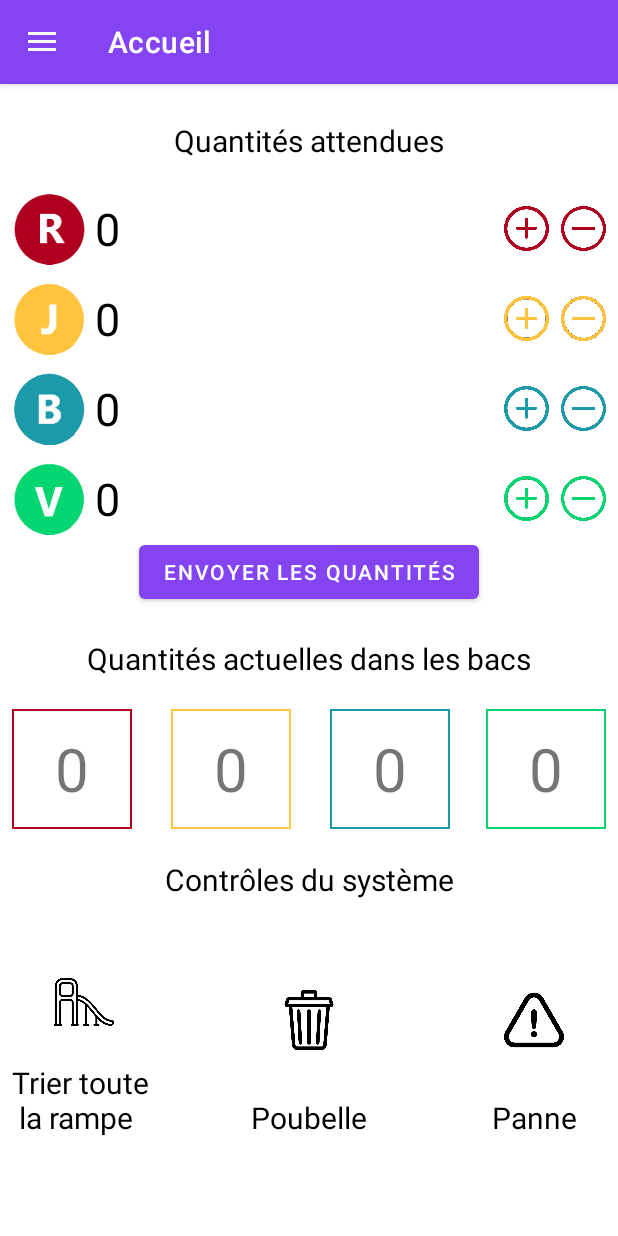
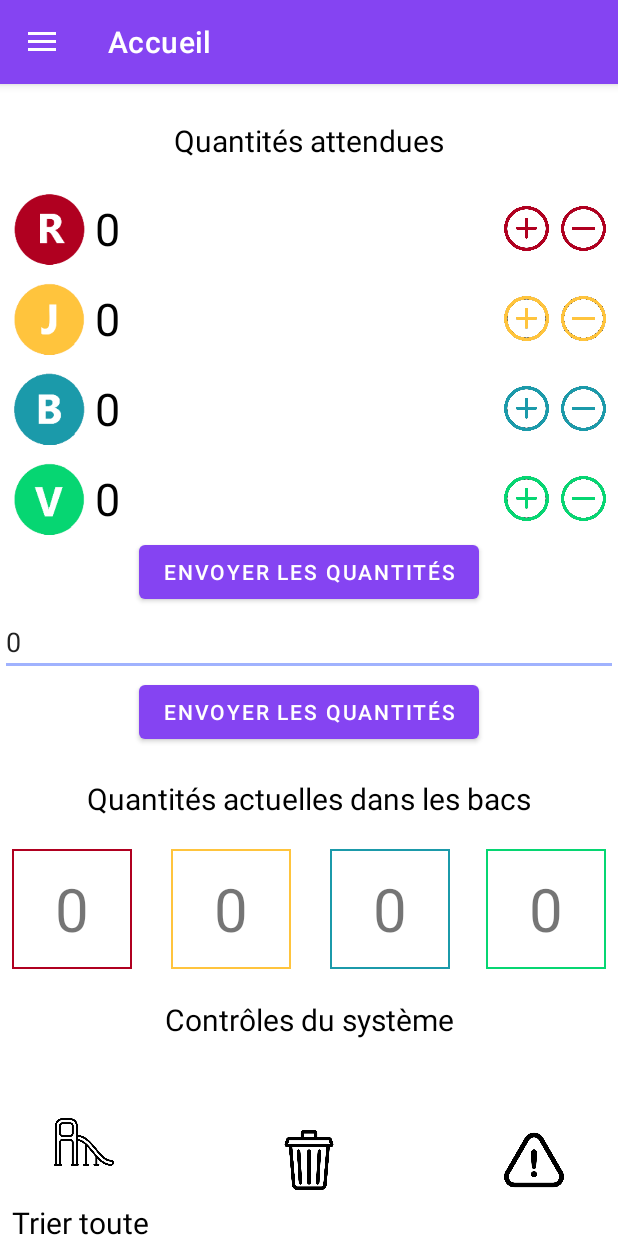
Before and after one commit to emerlaud/LejosSorterApp, an Android app: the screen it shows after launch (MainActivity), on a phone screen of 412 x 824 dp. Run offline under Robolectric (Android 15) with nearby library versions, the light colour scheme and no system bars; our stand-ins replace data binding, navigation-ui.

Commit message:
ajout sort X

```diff
--- a/app/src/main/java/fr/gems/lejos/ui/home/HomeViewModel.kt
+++ b/app/src/main/java/fr/gems/lejos/ui/home/HomeViewModel.kt
@@ -46,6 +46,10 @@ class HomeViewModel : ViewModel() {
     private val _quantityWaitGreen = MutableLiveData<Int>()
     val quantityWaitGreen : LiveData<Int>
         get() = _quantityWaitGreen
+
+    private val _quantity = MutableLiveData<Int>()
+    val quantity : LiveData<Int>
+        get() = _quantity
 
     //define the method to increase and decrease quantities wanted
     fun increaseRedWant() {
@@ -105,8 +109,17 @@ class HomeViewModel : ViewModel() {
                 color = "Yellow"
             }
         }
+        val msg = "{\"action\": \"sortXColoredBricks\", \"$number\": , \"color\": \"$color\"}"
+        wifiControl.sendMsg(msg)
+    }
 
-        val msg = "{\"action\": \"sortXColoredBricks\", \"$number\": , \"color\": \"$color\"}"
+    fun sendNbLego(){
+        var number = 0
+        if (quantity.value!!>0){
+            number = quantity.value!!
+        }
+
+        val msg = "{\"action\": \"sortXColoredBricks\", \"number\": \"$number\" }"
         wifiControl.sendMsg(msg)
     }
 
@@ -121,18 +134,7 @@ class HomeViewModel : ViewModel() {
     }
     init {
 
-        _quantityWaitRed.value = 0
-        _quantityWaitYellow.value = 0
-        _quantityWaitBlue.value = 0
-        _quantityWaitGreen.value = 0
-
-        _currentRed.value = 0
-        _currentYellow.value = 0
-        _currentBlue.value = 0
-        _currentGreen.value = 0
-    }
-
-    init {
+        _quantity.value = 0
 
         _quantityWaitRed.value = 0
         _quantityWaitYellow.value = 0
--- a/app/src/main/res/layout/fragment_home.xml
+++ b/app/src/main/res/layout/fragment_home.xml
@@ -281,6 +281,22 @@
                     android:onClick="@{()-> homeViewmodel.sendQuantity()}"
                     android:text="@string/sendQuantity" />
 
+                <EditText
+                    android:id="@+id/xToSort"
+                    android:text="@{@string/quantity_format(homeViewmodel.quantity)}"
+                    android:layout_width="match_parent"
+                    android:layout_height="wrap_content"
+                    android:hint ="@string/nbLego"
+                     />
+
+                <Button
+                    android:id="@+id/sortX"
+                    android:onClick="@{() -> homeViewmodel.sendNbLego()}"
+                    android:layout_gravity="center"
+                    android:layout_width="wrap_content"
+                    android:layout_height="wrap_content"
+                    android:text="@string/sendQuantity" />
+
                 <TextView
                     android:id="@+id/text_current_quantity"
                     android:layout_width="match_parent"
--- a/app/src/main/res/values/strings.xml
+++ b/app/src/main/res/values/strings.xml
@@ -33,6 +33,7 @@
 
     <string name="ramp_order">Entrer les couleurs de Lego dans l\'ordre croissant</string>
     <string name="color_choice">Choisir la couleur</string>
+    <string name="nbLego">Nombre de pièces à trier</string>
 
     <string name="connexion">Connexion</string>
     <string name="ip">Adresse IP de l\'EV3</string>
```
Also changed, not shown: app/src/main/java/fr/gems/lejos/ui/home/HomeFragment.kt (+0 -35 lines).
